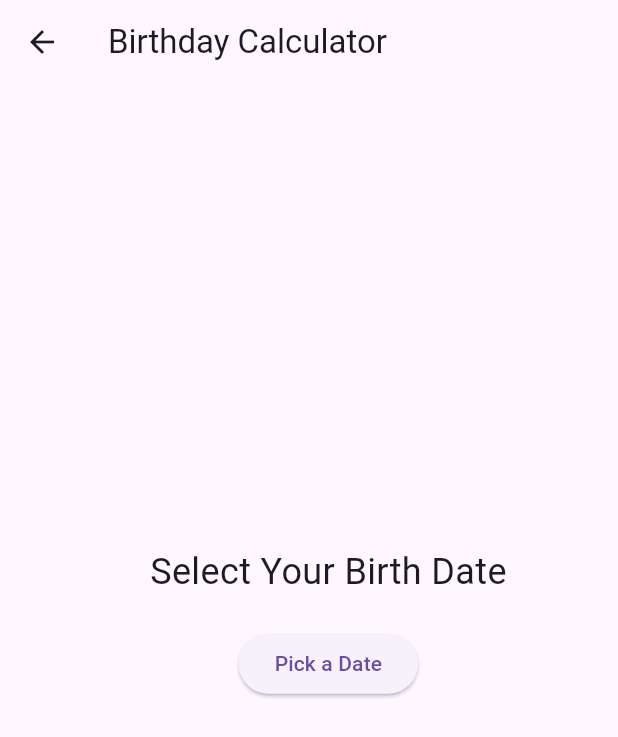
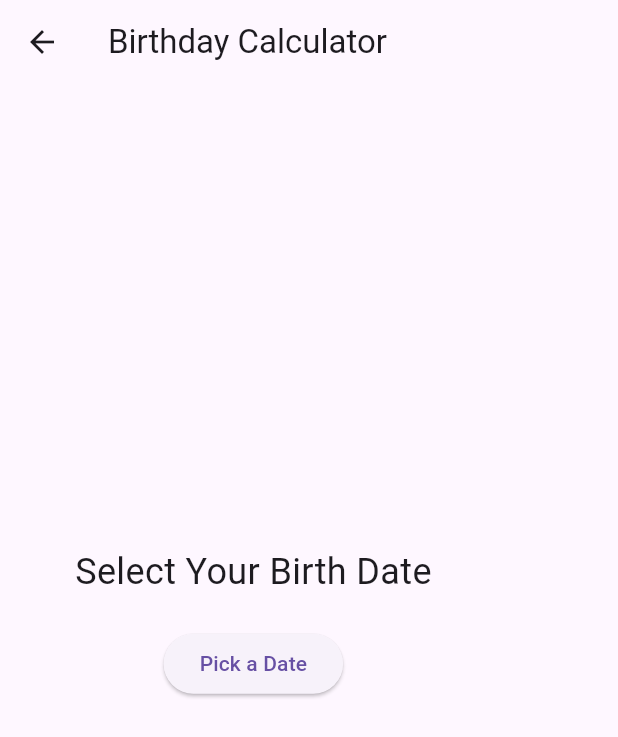
Before and after one commit to amira7assan/coffee-Donuts, a Flutter app: the BirthdayCalculator screen opened directly, on a phone screen of 412 x 824 dp. Shown: the top 737 px of the screen. Run offline on Flutter 3.47's test engine with Material 3 defaults, Android fonts, the phone set to English and light mode, and no system bars; our stand-ins replace speech_to_text; network calls fail.

```diff
--- a/lib/pages/Fav.dart
+++ b/lib/pages/Fav.dart
@@ -73,7 +73,7 @@ class FavouritesPage extends StatelessWidget {
                         mainAxisAlignment: MainAxisAlignment.spaceBetween,
                         children: [
                           Padding(
-                            padding: const EdgeInsets.only(left: 150),
+                            padding: const EdgeInsets.only(left: 100),
                             child: IconButton(
                               icon: const Icon(Icons.favorite),
                               color: Colors.red,
--- a/lib/widget/Birthday.dart
+++ b/lib/widget/Birthday.dart
@@ -53,7 +53,7 @@ class _BirthdayCalculatorState extends State<BirthdayCalculator> {
         title: Text("Birthday Calculator"),
       ),
       body: Padding(
-        padding: const EdgeInsets.only(left: 100),
+        padding: const EdgeInsets.only(left: 50),
         child: Column(
           mainAxisAlignment: MainAxisAlignment.center,
           crossAxisAlignment: CrossAxisAlignment.center,
```
Also changed, not shown: 1 other file.
